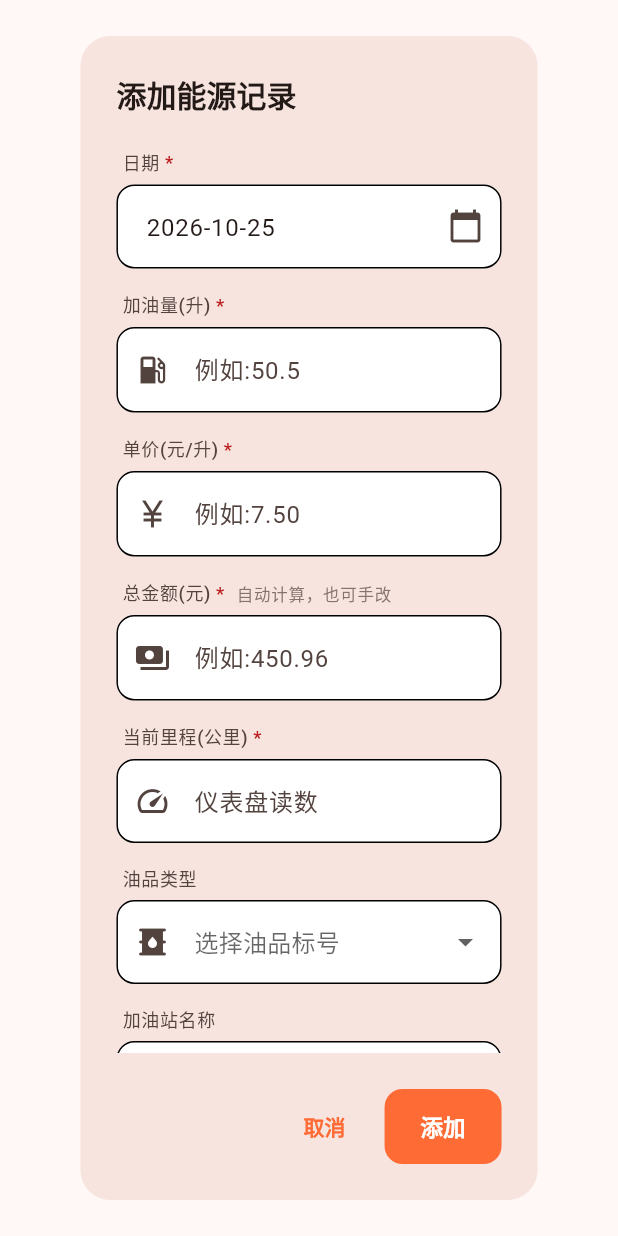
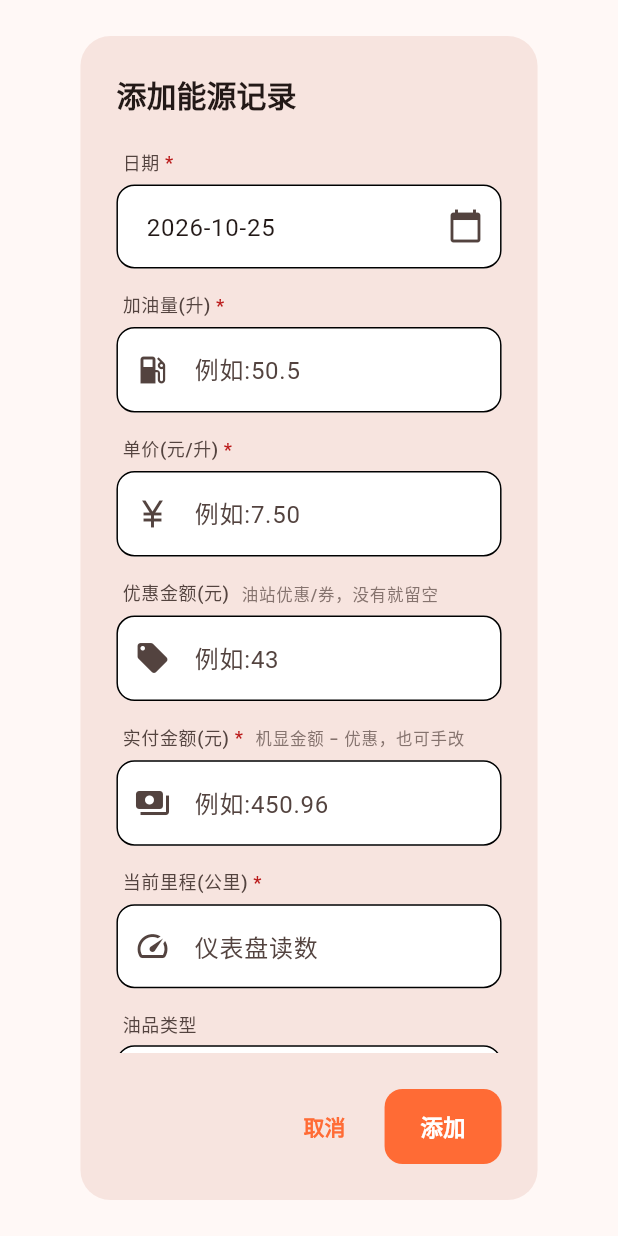
Before and after one commit to LianbinZhou/zhiji_oil_consumption, a Flutter app: the RecordDialog widget shown alone on an empty page, opened directly with empty values, on a phone screen of 412 x 824 dp. Run offline on Flutter 3.47's test engine with Material 3 defaults, Android fonts, the light colour scheme and no system bars; our stand-ins replace drift, file_picker, fl_chart, flutter_riverpod, go_router, shared_preferences; missing offline and left inert: excel, sqlite3; accounts and stored records are empty; generated files the repository leaves out were written again.

Commit message:
feat: v1.1.0 支持油站优惠（机显 ≠ 实付）
实际加油经常遇到：机显 743 元，用券后实付 700 元。
之前只能填一个金额，统计出来的每公里成本偏高。

改动：
- 数据库 v4→v5：energy_records 加 discount 列（优惠金额，默认 0）
- amount 语义保持为「实付」，统计（每公里成本/均价/总花费）全用它
- 机显金额 = amount + discount，不单独存，避免三列互相矛盾
- 录入界面：新增「优惠金额」，实付金额自动算（机显 − 优惠），仍可手改
- 导入导出支持 discount（老备份没这列按 0 处理）
- 迁移在事务里执行，实测 606 条记录零丢失

```diff
--- a/lib/data/models/fuel_record.dart
+++ b/lib/data/models/fuel_record.dart
@@ -26,6 +26,9 @@ class FuelRecordModel {
   /// 单价(元/升)
   /// 例如:6.93表示每升6.93元
   final double pricePerLiter;
+
+  /// 优惠金额（元）：机显金额 - 实付金额
+  final double discount;
 
   /// 当前里程数(公里)
   /// 加油时车辆的总行驶里程
@@ -73,11 +76,10 @@ class FuelRecordModel {
     this.fuelType,
     this.stationName,
     this.notes,
+    this.discount = 0,
     DateTime? createdAt,
   }) : createdAt = createdAt ?? DateTime.now();
 
-  /// 计算每公里成本(元/公里)
-  ///
   /// 创建一个副本,但可以修改某些字段
   FuelRecordModel copyWith({
     int? id,
@@ -86,6 +88,7 @@ class FuelRecordModel {
     double? fuelAmount,
     double? totalPrice,
     double? pricePerLiter,
+    double? discount,
     double? odometer,
     bool? isFullTank,
     bool? isLightOn,
@@ -103,6 +106,7 @@ class FuelRecordModel {
       fuelAmount: fuelAmount ?? this.fuelAmount,
       totalPrice: totalPrice ?? this.totalPrice,
       pricePerLiter: pricePerLiter ?? this.pricePerLiter,
+      discount: discount ?? this.discount,
       odometer: odometer ?? this.odometer,
       isFullTank: isFullTank ?? this.isFullTank,
       isLightOn: isLightOn ?? this.isLightOn,
--- a/lib/features/export/providers/export_provider.dart
+++ b/lib/features/export/providers/export_provider.dart
@@ -84,6 +84,7 @@ class ExportNotifier extends AutoDisposeNotifier<void> {
           'date': DateTime.fromMillisecondsSinceEpoch(r.date).toIso8601String(),
           'quantity': r.quantity,
           'amount': r.amount,
+          'discount': r.discount,
           'unit_price': r.unitPrice,
           'odometer': r.odometer,
           'is_full': r.isFull,
@@ -493,6 +494,7 @@ class ExportNotifier extends AutoDisposeNotifier<void> {
         date: Value(_parseMs(r['date'])),
         quantity: Value(_toDouble(r['quantity'])),
         amount: Value(_toDouble(r['amount'])),
+        discount: Value(_toDouble(r['discount'])),  // 老备份没有这列 -> 0
         unitPrice: Value(_toDouble(r['unit_price'])),
         odometer: Value(_toDouble(r['odometer'])),
         isFull: Value(r['is_full'] as bool? ?? false),
--- a/lib/features/records/presentation/record_dialog.dart
+++ b/lib/features/records/presentation/record_dialog.dart
@@ -29,6 +29,7 @@ class _RecordDialogState extends ConsumerState<RecordDialog> {
   final _dateController = TextEditingController();
   final _fuelAmountController = TextEditingController();
   final _totalPriceController = TextEditingController();
+  final _discountController = TextEditingController();
   final _pricePerLiterController = TextEditingController();
   final _odometerController = TextEditingController();
   final _stationNameController = TextEditingController();
@@ -85,6 +86,8 @@ class _RecordDialogState extends ConsumerState<RecordDialog> {
       _dateController.text = _formatDate(_selectedDate);
       _fuelAmountController.text = widget.record!.fuelAmount.toString();
       _totalPriceController.text = widget.record!.totalPrice.toString();
+      _discountController.text =
+          widget.record!.discount > 0 ? widget.record!.discount.toString() : '';
       _pricePerLiterController.text = widget.record!.pricePerLiter.toString();
       _odometerController.text = widget.record!.odometer.toString();
       _isFullTank = widget.record!.isFullTank;
@@ -135,6 +138,7 @@ class _RecordDialogState extends ConsumerState<RecordDialog> {
     _dateController.dispose();
     _fuelAmountController.dispose();
     _totalPriceController.dispose();
+    _discountController.dispose();
     _pricePerLiterController.dispose();
     _odometerController.dispose();
     _stationNameController.dispose();
@@ -158,13 +162,20 @@ class _RecordDialogState extends ConsumerState<RecordDialog> {
     }
   }
 
+  /// 机显金额 = 数量 × 单价；实付 = 机显 − 优惠
+  ///
+  /// 为什么这么算：油站标价和你实际付的钱经常不一样（会员价、券、活动）。
+  /// 统计里的「每公里成本」「均价」都用实付，所以输入框显示的是扣完优惠的金额。
   void _calculatePrice() {
     final fuelAmount = double.tryParse(_fuelAmountController.text);
     final pricePerLiter = double.tryParse(_pricePerLiterController.text);
+    final discount = double.tryParse(_discountController.text) ?? 0;
 
     if (fuelAmount != null && pricePerLiter != null) {
-      final totalPrice = fuelAmount * pricePerLiter;
-      _totalPriceController.text = totalPrice.toStringAsFixed(2);
+      final gross = fuelAmount * pricePerLiter;
+      final paid = gross - discount;
+      _totalPriceController.text =
+          (paid > 0 ? paid : 0).toStringAsFixed(2);
     }
   }
 
@@ -282,6 +293,7 @@ class _RecordDialogState extends ConsumerState<RecordDialog> {
       final totalPrice = double.parse(_totalPriceController.text);
       final pricePerLiter = double.parse(_pricePerLiterController.text);
       final odometer = double.parse(_odometerController.text);
+      final discount = double.tryParse(_discountController.text) ?? 0;
       final stationName = _stationNameController.text.trim();
       final notes = _notesController.text.trim();
 
@@ -296,8 +308,9 @@ class _RecordDialogState extends ConsumerState<RecordDialog> {
           isFullTank: _isFullTank,
           isLightOn: _isLightOn,
           fuelType: _isElectricMode ? null : _selectedFuelType,
-      chargeMethod: _isElectricMode ? _selectedChargeMethod : null,
-      energyType: _recordEnergyType,
+          chargeMethod: _isElectricMode ? _selectedChargeMethod : null,
+          energyType: _recordEnergyType,
+          discount: discount,
           stationName: stationName.isEmpty ? null : stationName,
           notes: notes.isEmpty ? null : notes,
         );
@@ -455,9 +468,26 @@ class _RecordDialogState extends ConsumerState<RecordDialog> {
               const SizedBox(height: 16),
 
               LabeledField(
-                label: '总金额(元)',
+                label: '优惠金额(元)',
+                helper: '油站优惠/券，没有就留空',
+                child: TextFormField(
+                  controller: _discountController,
+                  decoration: fieldDecoration(
+                    icon: Icons.local_offer,
+                    hint: '例如:43',
+                  ),
+                  keyboardType:
+                      const TextInputType.numberWithOptions(decimal: true),
+                  onChanged: (_) => _calculatePrice(),
+                ),
+              ),
+
+              const SizedBox(height: 16),
+
+              LabeledField(
+                label: '实付金额(元)',
                 isRequired: true,
-                helper: '自动计算，也可手改',
+                helper: '机显金额 − 优惠，也可手改',
                 child: TextFormField(
                   controller: _totalPriceController,
                   decoration: fieldDecoration(
--- a/lib/features/records/providers/records_provider.dart
+++ b/lib/features/records/providers/records_provider.dart
@@ -79,6 +79,7 @@ class RecordsNotifier extends AutoDisposeNotifier<List<model.FuelRecordModel>> {
     String? fuelType,
     String? chargeMethod,
     String energyType = 'gasoline',
+    double discount = 0,
     String? stationName,
     String? notes,
   }) async {
@@ -118,6 +119,7 @@ class RecordsNotifier extends AutoDisposeNotifier<List<model.FuelRecordModel>> {
     String? fuelType,
     String? chargeMethod,
     String energyType = 'gasoline',
+    double discount = 0,
     String? stationName,
     String? notes,
   }) async {
--- a/lib/shared/app_version.dart
+++ b/lib/shared/app_version.dart
@@ -7,4 +7,4 @@
 /// **发版检查清单的第 1 条就是把它和 pubspec 对齐**。
 ///
 /// 为什么带 build 号：用户报问题时，"1.0.0" 无法区分到底装的是 +2 还是 +3。
-const String kAppVersionLabel = 'v1.0.7 (build 10)';
+const String kAppVersionLabel = 'v1.1.0 (build 11)';
--- a/pubspec.yaml
+++ b/pubspec.yaml
@@ -9,7 +9,7 @@ repository: https://github.com/LianbinZhou/zhiji_oil_consumption
 license: MIT
 
 # 版本号: 主版本.次版本.修订号+构建号
-version: 1.0.7+10
+version: 1.1.0+11
 
 # Flutter SDK版本约束
 environment:
```
Also changed, not shown: lib/data/database/app_database.dart (+22 -1 lines), lib/data/database/tables.dart (+7 -1 lines), lib/data/database/app_database.g.dart, 1 other file.
